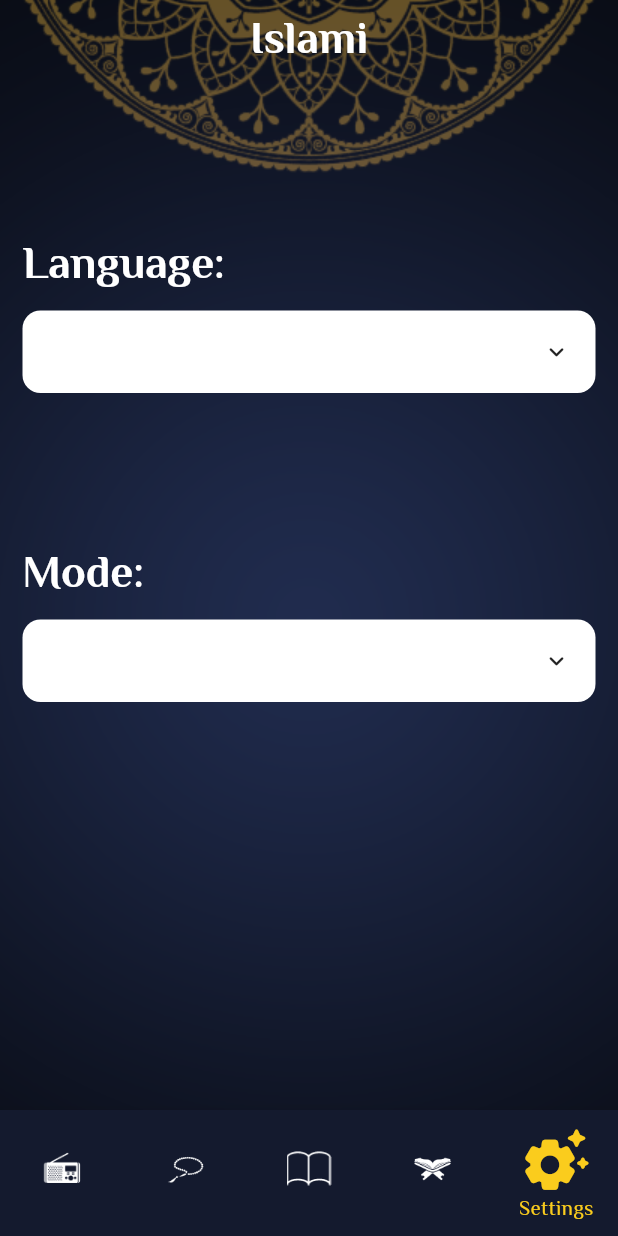
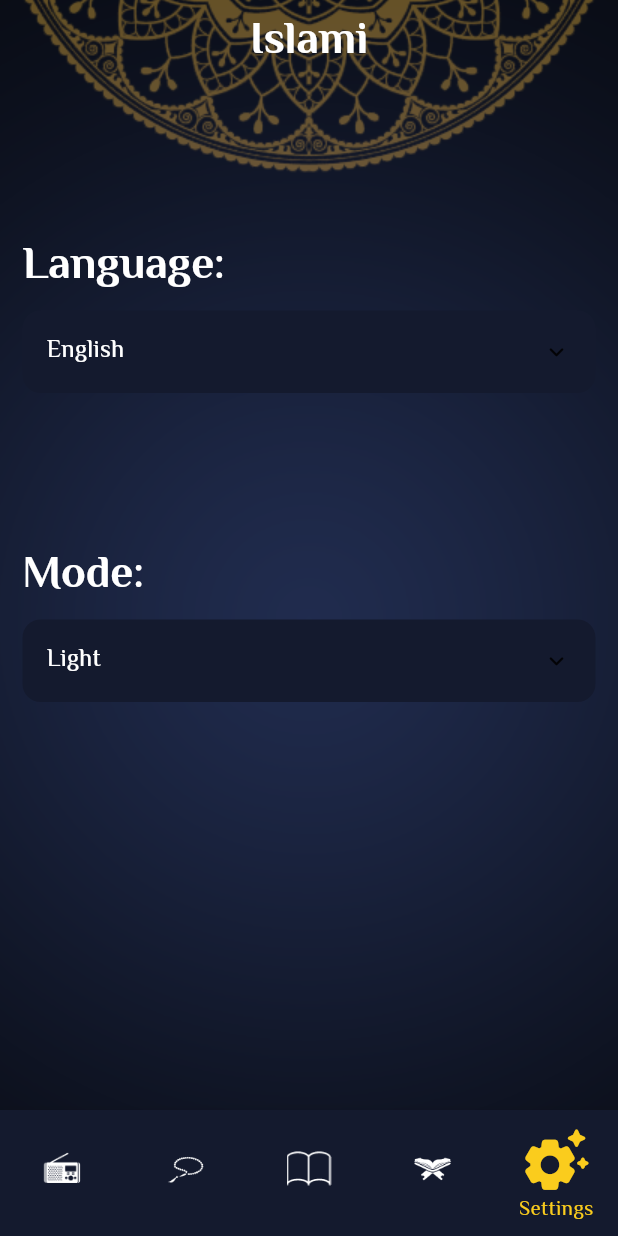
Before and after one commit to motazyusuf/Islami_App, a Flutter app: the screen it shows after launch, item 5 of the bottom bar chosen, on a phone screen of 412 x 824 dp. Run offline on Flutter 3.47's test engine with Material 3 defaults, Android fonts, the phone set to English and light mode, and no system bars; drawn by our look-alikes of animated_custom_dropdown; generated files the repository leaves out were written again.

Commit message:
-fixed settings font theme change

```diff
--- a/lib/core/application_theme_manager.dart
+++ b/lib/core/application_theme_manager.dart
@@ -65,7 +65,7 @@ class ApplicationThemeManager {
           fontWeight: FontWeight.w400),
       bodySmall: TextStyle(
           fontFamily: 'El Messiri',
-          color: Colors.white,
+          color: Colors.black,
           fontSize: 20,
           fontWeight: FontWeight.w400),
       labelSmall: TextStyle(
--- a/lib/modules/settings/widgets/settings_component.dart
+++ b/lib/modules/settings/widgets/settings_component.dart
@@ -27,7 +27,9 @@ class SettingsComponent extends StatelessWidget {
             height: 10,
           ),
           CustomDropdown<String>(
-              hintText: 'Select job role',
+              decoration: const CustomDropdownDecoration(
+                  closedFillColor: Color.fromRGBO(20, 26, 46, 1),
+                  expandedFillColor: Color.fromRGBO(20, 26, 46, 1)),
               items: options,
               initialItem: options[0],
               onChanged: (value) {
```
